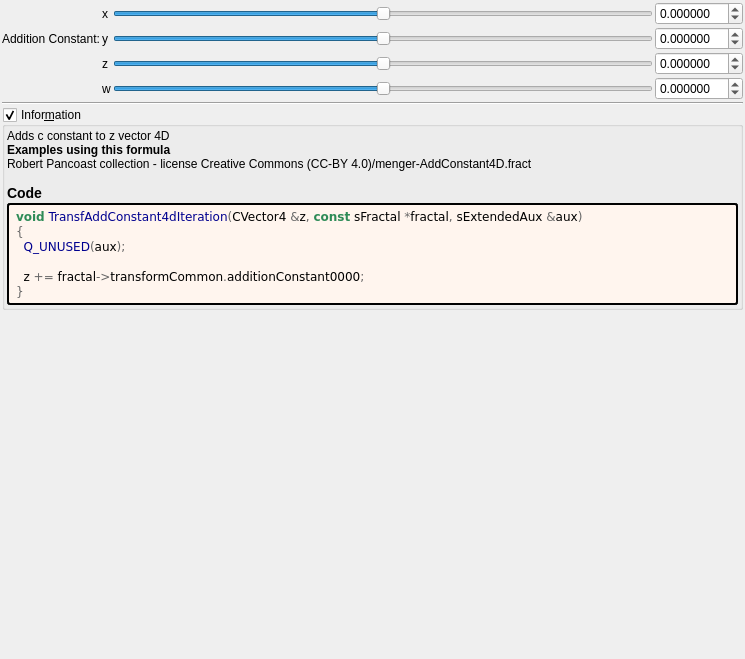
Old version of the form mandelbulber2/formula/ui/fractal_transf_add_constant4d.ui in the repository buddhi1980/mandelbulber2.
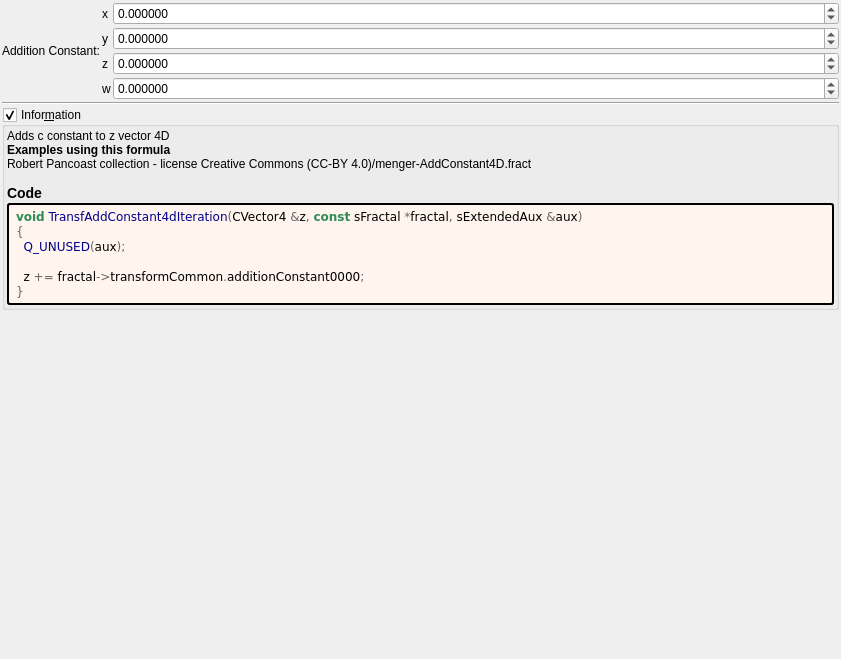
New version of the form. Custom widgets are drawn as their Qt base class.

Commit message: Cleaned up 18 UIs for fractal transforms

```diff
--- a/mandelbulber2/formula/ui/fractal_transf_add_constant4d.ui
+++ b/mandelbulber2/formula/ui/fractal_transf_add_constant4d.ui
@@ -6,7 +6,7 @@
    <rect>
     <x>0</x>
     <y>0</y>
-    <width>745</width>
+    <width>841</width>
     <height>659</height>
    </rect>
   </property>
@@ -30,14 +30,119 @@
     <number>2</number>
    </property>
    <item>
-    <layout class="QGridLayout" name="gridLayout_44">
+    <layout class="QGridLayout" name="gridLayout_44" columnstretch="0,0,1">
      <property name="spacing">
       <number>2</number>
      </property>
-     <item row="2" column="1">
-      <widget class="QLabel" name="label_163">
-       <property name="text">
-        <string notr="true">z</string>
+     <item row="0" column="2">
+      <widget class="MyDoubleSpinBox" name="spinbox4_transf_addition_constant_0000_x">
+       <property name="sizePolicy">
+        <sizepolicy hsizetype="Minimum" vsizetype="Maximum">
+         <horstretch>0</horstretch>
+         <verstretch>0</verstretch>
+        </sizepolicy>
+       </property>
+       <property name="prefix">
+        <string/>
+       </property>
+       <property name="suffix">
+        <string/>
+       </property>
+       <property name="decimals">
+        <number>6</number>
+       </property>
+       <property name="minimum">
+        <double>-99.989999999999995</double>
+       </property>
+       <property name="maximum">
+        <double>99.989999999999995</double>
+       </property>
+       <property name="singleStep">
+        <double>0.100000000000000</double>
+       </property>
+      </widget>
+     </item>
+     <item row="1" column="2">
+      <widget class="MyDoubleSpinBox" name="spinbox4_transf_addition_constant_0000_y">
+       <property name="sizePolicy">
+        <sizepolicy hsizetype="Minimum" vsizetype="Maximum">
+         <horstretch>0</horstretch>
+         <verstretch>0</verstretch>
+        </sizepolicy>
+       </property>
+       <property name="prefix">
+        <string/>
+       </property>
+       <property name="suffix">
+        <string/>
+       </property>
+       <property name="decimals">
+        <number>6</number>
+       </property>
+       <property name="minimum">
+        <double>-99.989999999999995</double>
+       </property>
+       <property name="maximum">
+        <double>99.989999999999995</double>
+       </property>
+       <property name="singleStep">
+        <double>0.100000000000000</double>
+       </property>
+      </widget>
+     </item>
+     <item row="3" column="2">
+      <widget class="MyDoubleSpinBox" name="spinbox4_transf_addition_constant_0000_w">
+       <property name="sizePolicy">
+        <sizepolicy hsizetype="Minimum" vsizetype="Maximum">
+         <horstretch>0</horstretch>
+         <verstretch>0</verstretch>
+        </sizepolicy>
+       </property>
+       <property name="prefix">
+        <string/>
+       </property>
+       <property name="suffix">
+        <string/>
+       </property>
+       <property name="decimals">
+        <number>6</number>
+       </property>
+       <property name="minimum">
+        <double>-99.989999999999995</double>
+       </property>
+       <property name="maximum">
+        <double>99.989999999999995</double>
+       </property>
+       <property name="singleStep">
+        <double>0.100000000000000</double>
+       </property>
+      </widget>
+     </item>
+     <item row="2" column="2">
+      <widget class="MyDoubleSpinBox" name="spinbox4_transf_addition_constant_0000_z">
+       <property name="sizePolicy">
+        <sizepolicy hsizetype="Minimum" vsizetype="Maximum">
+         <horstretch>0</horstretch>
+         <verstretch>0</verstretch>
+        </sizepolicy>
+       </property>
+       <property name="prefix">
+        <string/>
+       </property>
+       <property name="suffix">
+        <string/>
+       </property>
+       <property name="decimals">
+        <number>6</number>
+       </property>
+       <property name="minimum">
+        <double>-99.989999999999995</double>
+       </property>
+       <property name="maximum">
+        <double>99.989999999999995</double>
+       </property>
+       <property name="singleStep">
+        <double>0.100000000000000</double>
        </property>
       </widget>
      </item>
@@ -48,192 +153,6 @@
        </property>
       </widget>
      </item>
-     <item row="2" column="3">
-      <widget class="MyDoubleSpinBox" name="spinbox4_transf_addition_constant_0000_z">
-       <property name="sizePolicy">
-        <sizepolicy hsizetype="Minimum" vsizetype="Maximum">
-         <horstretch>0</horstretch>
-         <verstretch>0</verstretch>
-        </sizepolicy>
-       </property>
-       <property name="prefix">
-        <string/>
-       </property>
-       <property name="suffix">
-        <string/>
-       </property>
-       <property name="decimals">
-        <number>6</number>
-       </property>
-       <property name="minimum">
-        <double>-99.989999999999995</double>
-       </property>
-       <property name="maximum">
-        <double>99.989999999999995</double>
-       </property>
-       <property name="singleStep">
-        <double>0.100000000000000</double>
-       </property>
-      </widget>
-     </item>
-     <item row="3" column="3">
-      <widget class="MyDoubleSpinBox" name="spinbox4_transf_addition_constant_0000_w">
-       <property name="sizePolicy">
-        <sizepolicy hsizetype="Minimum" vsizetype="Maximum">
-         <horstretch>0</horstretch>
-         <verstretch>0</verstretch>
-        </sizepolicy>
-       </property>
-       <property name="prefix">
-        <string/>
-       </property>
-       <property name="suffix">
-        <string/>
-       </property>
-       <property name="decimals">
-        <number>6</number>
-       </property>
-       <property name="minimum">
-        <double>-99.989999999999995</double>
-       </property>
-       <property name="maximum">
-        <double>99.989999999999995</double>
-       </property>
-       <property name="singleStep">
-        <double>0.100000000000000</double>
-       </property>
-      </widget>
-     </item>
-     <item row="3" column="2">
-      <widget class="QSlider" name="slider4_transf_addition_constant_0000_w">
-       <property name="sizePolicy">
-        <sizepolicy hsizetype="Expanding" vsizetype="Maximum">
-         <horstretch>0</horstretch>
-         <verstretch>0</verstretch>
-        </sizepolicy>
-       </property>
-       <property name="minimum">
-        <number>-5000000</number>
-       </property>
-       <property name="maximum">
-        <number>5000000</number>
-       </property>
-       <property name="singleStep">
-        <number>1</number>
-       </property>
-       <property name="orientation">
-        <enum>Qt::Horizontal</enum>
-       </property>
-      </widget>
-     </item>
-     <item row="1" column="0">
-      <widget class="QLabel" name="label_164">
-       <property name="text">
-        <string>Addition Constant:</string>
-       </property>
-      </widget>
-     </item>
-     <item row="1" column="2">
-      <widget class="QSlider" name="slider4_transf_addition_constant_0000_y">
-       <property name="sizePolicy">
-        <sizepolicy hsizetype="Expanding" vsizetype="Maximum">
-         <horstretch>0</horstretch>
-         <verstretch>0</verstretch>
-        </sizepolicy>
-       </property>
-       <property name="minimum">
-        <number>-5000000</number>
-       </property>
-       <property name="maximum">
-        <number>5000000</number>
-       </property>
-       <property name="singleStep">
-        <number>1</number>
-       </property>
-       <property name="orientation">
-        <enum>Qt::Horizontal</enum>
-       </property>
-      </widget>
-     </item>
-     <item row="1" column="1">
-      <widget class="QLabel" name="label_162">
-       <property name="text">
-        <string notr="true">y</string>
-       </property>
-      </widget>
-     </item>
-     <item row="0" column="2">
-      <widget class="QSlider" name="slider4_transf_addition_constant_0000_x">
-       <property name="sizePolicy">
-        <sizepolicy hsizetype="Preferred" vsizetype="Preferred">
-         <horstretch>0</horstretch>
-         <verstretch>0</verstretch>
-        </sizepolicy>
-       </property>
-       <property name="minimum">
-        <number>-5000000</number>
-       </property>
-       <property name="maximum">
-        <number>5000000</number>
-       </property>
-       <property name="singleStep">
-        <number>1</number>
-       </property>
-       <property name="orientation">
-        <enum>Qt::Horizontal</enum>
-       </property>
-      </widget>
-     </item>
-     <item row="2" column="2">
-      <widget class="QSlider" name="slider4_transf_addition_constant_0000_z">
-       <property name="sizePolicy">
-        <sizepolicy hsizetype="Expanding" vsizetype="Maximum">
-         <horstretch>0</horstretch>
-         <verstretch>0</verstretch>
-        </sizepolicy>
-       </property>
-       <property name="minimum">
-        <number>-5000000</number>
-       </property>
-       <property name="maximum">
-        <number>5000000</number>
-       </property>
-       <property name="singleStep">
-        <number>1</number>
-       </property>
-       <property name="orientation">
-        <enum>Qt::Horizontal</enum>
-       </property>
-      </widget>
-     </item>
-     <item row="1" column="3">
-      <widget class="MyDoubleSpinBox" name="spinbox4_transf_addition_constant_0000_y">
-       <property name="sizePolicy">
-        <sizepolicy hsizetype="Minimum" vsizetype="Maximum">
-         <horstretch>0</horstretch>
-         <verstretch>0</verstretch>
-        </sizepolicy>
-       </property>
-       <property name="prefix">
-        <string/>
-       </property>
-       <property name="suffix">
-        <string/>
-       </property>
-       <property name="decimals">
-        <number>6</number>
-       </property>
-       <property name="minimum">
-        <double>-99.989999999999995</double>
-       </property>
-       <property name="maximum">
-        <double>99.989999999999995</double>
-       </property>
-       <property name="singleStep">
-        <double>0.100000000000000</double>
-       </property>
-      </widget>
-     </item>
      <item row="0" column="1">
       <widget class="QLabel" name="label_160">
        <property name="text">
@@ -241,31 +160,27 @@
        </property>
       </widget>
      </item>
-     <item row="0" column="3">
-      <widget class="MyDoubleSpinBox" name="spinbox4_transf_addition_constant_0000_x">
-       <property name="sizePolicy">
-        <sizepolicy hsizetype="Minimum" vsizetype="Maximum">
-         <horstretch>0</horstretch>
-         <verstretch>0</verstretch>
-        </sizepolicy>
+     <item row="2" column="1">
+      <widget class="QLabel" name="label_163">
+       <property name="text">
+        <string notr="true">z</string>
        </property>
-       <property name="prefix">
-        <string/>
+      </widget>
+     </item>
+     <item row="1" column="1">
+      <widget class="QLabel" name="label_162">
+       <property name="text">
+        <string notr="true">y</string>
        </property>
-       <property name="suffix">
-        <string/>
+      </widget>
+     </item>
+     <item row="0" column="0" rowspan="4">
+      <widget class="QLabel" name="label_164">
+       <property name="text">
+        <string>Addition Constant:</string>
        </property>
-       <property name="decimals">
-        <number>6</number>
-       </property>
-       <property name="minimum">
-        <double>-99.989999999999995</double>
-       </property>
-       <property name="maximum">
-        <double>99.989999999999995</double>
-       </property>
-       <property name="singleStep">
-        <double>0.100000000000000</double>
+       <property name="wordWrap">
+        <bool>true</bool>
        </property>
       </widget>
      </item>
```
Left out of the diff: 6 changed lines with no effect on the pictures. The commit also changes 19 other files.
